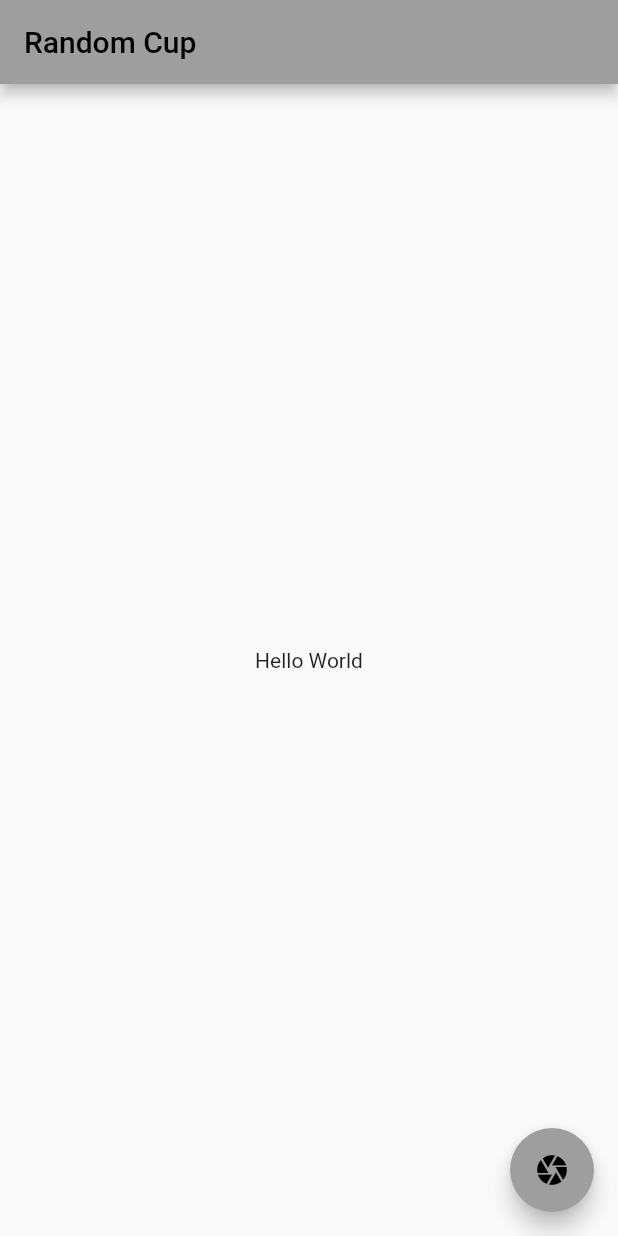
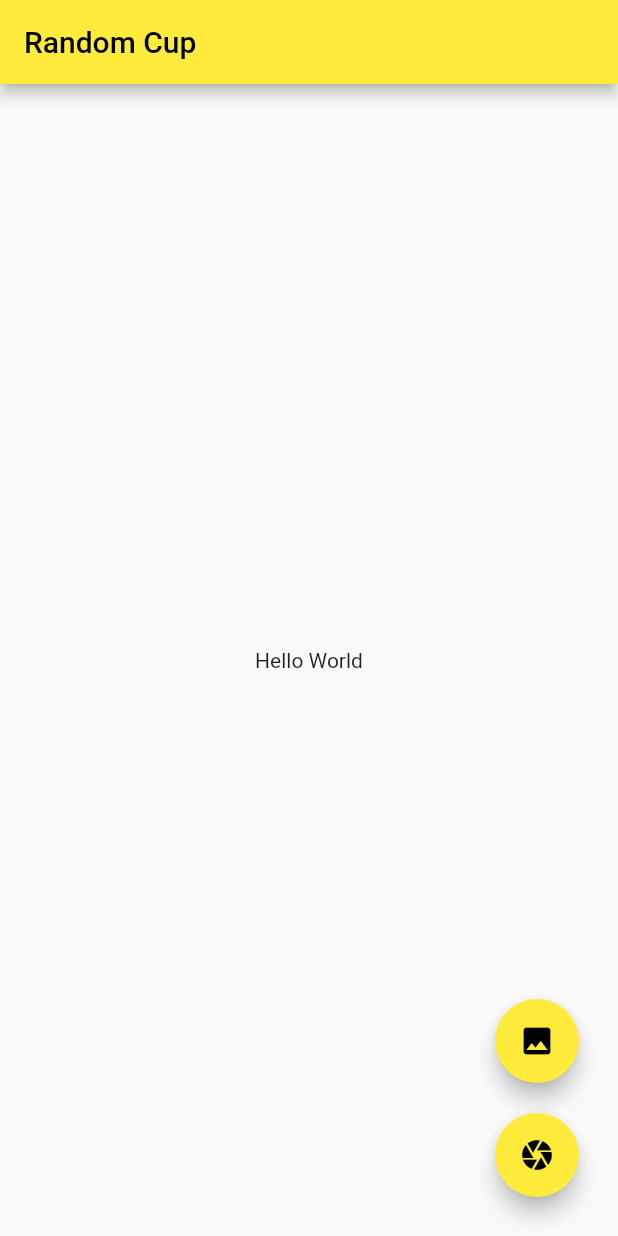
Before and after one commit to lucafluri/randomCup, a Flutter app: the screen it shows after launch, on a phone screen of 412 x 824 dp. Run offline on Flutter 3.47's test engine with Material 2 defaults, Android fonts, the phone set to English and light mode, and no system bars; our stand-ins replace image_picker.

Commit message:
add 2 floating button for image capture and picking

```diff
--- a/lib/Screens/home.dart
+++ b/lib/Screens/home.dart
@@ -8,6 +8,13 @@ Future<void> captureImage() async {
   final ImagePicker picker = ImagePicker();
   // Pick an image.
   final XFile? image = await picker.pickImage(source: ImageSource.camera);
+  // await picker.pickImage(source: ImageSource.camera);
+}
+
+Future<void> pickImage() async {
+  final ImagePicker picker = ImagePicker();
+  // Pick an image.
+  final XFile? image = await picker.pickImage(source: ImageSource.gallery);
   // await picker.pickImage(source: ImageSource.camera);
 }
 
@@ -23,12 +30,30 @@ class HomeScreen extends StatelessWidget {
         body: const Center(
           child: Text("Hello World"),
         ),
-        floatingActionButton: FloatingActionButton(
-          onPressed: () {
-            captureImage();
-          },
-          tooltip: "Add from Camera",
-          child: const Icon(Icons.camera),
+        floatingActionButton: Wrap(
+          direction: Axis.vertical,
+          children: [
+            Container(
+              margin: const EdgeInsets.all(10),
+              child: FloatingActionButton(
+                onPressed: () {
+                  pickImage();
+                },
+                tooltip: "Add from Camera",
+                child: const Icon(Icons.image),
+              ),
+            ),
+            Container(
+              margin: const EdgeInsets.all(10),
+              child: FloatingActionButton(
+                onPressed: () {
+                  captureImage();
+                },
+                tooltip: "Add from Camera",
+                child: const Icon(Icons.camera),
+              ),
+            ),
+          ],
         ));
   }
 }
--- a/lib/main.dart
+++ b/lib/main.dart
@@ -14,7 +14,7 @@ class MyApp extends StatelessWidget {
     return MaterialApp(
       title: 'Random Cup',
       theme: ThemeData(
-        primarySwatch: Colors.grey,
+        primarySwatch: Colors.yellow,
       ),
       home: const HomeScreen(),
     );
--- a/pubspec.yaml
+++ b/pubspec.yaml
@@ -30,7 +30,7 @@ environment:
 dependencies:
   flutter:
     sdk: flutter
-  # camera:
+  camera:
   path_provider:
   path:
   image_picker: ^0.8.7+4
```
Also changed, not shown: pubspec.lock, 2 other files.
